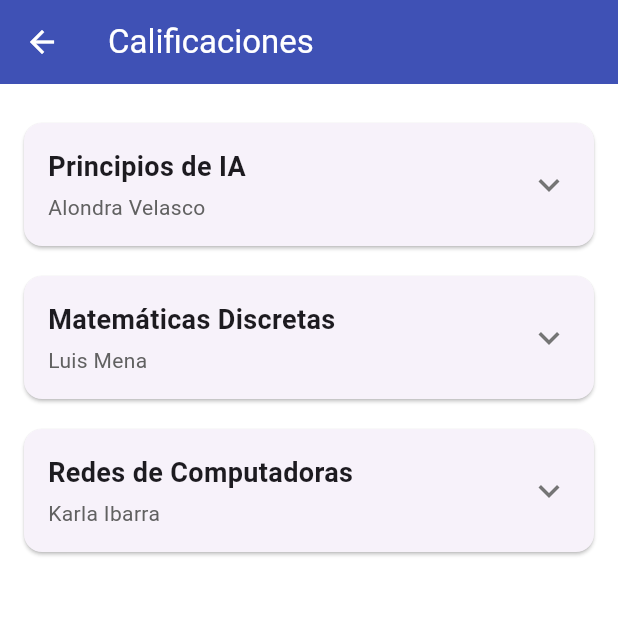
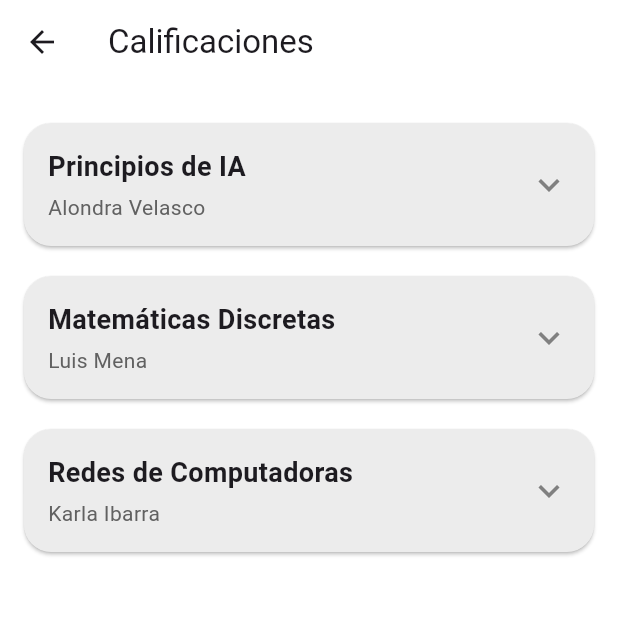
Before and after one commit to jesuswav/uni-app, a Flutter app: the HomeScreen screen opened directly, after a tap on "Calificaciones", on a phone screen of 412 x 824 dp, the top half of it. Run offline on Flutter 3.47's test engine with Material 3 defaults, Android fonts, the phone set to English and light mode, and no system bars; our stand-ins replace shared_preferences; accounts and stored records are empty.

```diff
--- a/lib/screens/gradesScreen.dart
+++ b/lib/screens/gradesScreen.dart
@@ -1,5 +1,6 @@
 // screens/grades_page.dart
 import 'package:flutter/material.dart';
+import 'package:uni_app/core/theme.dart';
 import '../models/subjectNotes.dart';
 import '../widgets/subjectGradeItem.dart';
 
@@ -41,8 +42,7 @@ class GradesScreen extends StatelessWidget {
     return Scaffold(
       appBar: AppBar(
         title: const Text('Calificaciones'),
-        backgroundColor: Colors.indigo,
-        foregroundColor: Colors.white,
+        backgroundColor: AppColors.background,
       ),
       body: Padding(
         padding: const EdgeInsets.all(16.0),
--- a/lib/screens/homeScreen.dart
+++ b/lib/screens/homeScreen.dart
@@ -81,11 +81,18 @@ class HomeScreen extends StatelessWidget {
                                         crossAxisAlignment:
                                             CrossAxisAlignment.start,
                                         children: [
+                                          Row(
+                                            children: [
+                                              Icon(Icons.school),
+                                              SizedBox(width: 8),
                                               Text(
                                                 "Calificaciones",
                                                 style: TextStyle(
+                                                  fontSize: 16,
                                                   fontWeight: FontWeight.bold,
                                                 ),
+                                              ),
+                                            ],
                                           ),
                                           SizedBox(height: 4),
                                           Text(
@@ -122,11 +129,18 @@ class HomeScreen extends StatelessWidget {
                                           crossAxisAlignment:
                                               CrossAxisAlignment.start,
                                           children: [
+                                            Row(
+                                              children: [
+                                                Icon(Icons.watch),
+                                                SizedBox(width: 8),
                                                 Text(
-                                              "Título A",
+                                                  "Horarios",
                                                   style: TextStyle(
+                                                    fontSize: 16,
                                                     fontWeight: FontWeight.bold,
                                                   ),
+                                                ),
+                                              ],
                                             ),
                                             SizedBox(height: 4),
                                             Text(
--- a/lib/screens/pendingTaskScreen.dart
+++ b/lib/screens/pendingTaskScreen.dart
@@ -1,4 +1,5 @@
 import 'package:flutter/material.dart';
+import 'package:uni_app/core/theme.dart';
 import '../widgets/pendingTaskItem.dart'; // Asegúrate de importar correctamente
 
 class Task {
@@ -50,7 +51,10 @@ class PendingTasksPage extends StatelessWidget {
   @override
   Widget build(BuildContext context) {
     return Scaffold(
-      appBar: AppBar(title: const Text('Tareas Pendientes')),
+      appBar: AppBar(
+        title: const Text('Tareas Pendientes'),
+        backgroundColor: AppColors.background,
+      ),
       body: ListView.builder(
         itemCount: tareasPendientes.length,
         itemBuilder: (context, index) {
--- a/lib/widgets/subjectGradeItem.dart
+++ b/lib/widgets/subjectGradeItem.dart
@@ -1,5 +1,6 @@
 // widgets/subject_grade_item.dart
 import 'package:flutter/material.dart';
+import 'package:uni_app/core/theme.dart';
 import '../models/subjectNotes.dart';
 
 class SubjectGradeItem extends StatefulWidget {
@@ -17,8 +18,9 @@ class _SubjectGradeItemState extends State<SubjectGradeItem> {
   @override
   Widget build(BuildContext context) {
     return Card(
+      color: AppColors.text75,
       margin: const EdgeInsets.symmetric(vertical: 10),
-      shape: RoundedRectangleBorder(borderRadius: BorderRadius.circular(12)),
+      shape: RoundedRectangleBorder(borderRadius: BorderRadius.circular(18)),
       child: InkWell(
         onTap: () => setState(() => isExpanded = !isExpanded),
         borderRadius: BorderRadius.circular(12),
@@ -54,7 +56,7 @@ class _SubjectGradeItemState extends State<SubjectGradeItem> {
                         ? Icons.keyboard_arrow_up
                         : Icons.keyboard_arrow_down,
                     size: 28,
-                    color: Colors.grey[600],
+                    color: AppColors.text100,
                   ),
                 ],
               ),
```
Lines whose indentation alone changed are shown as unchanged.
